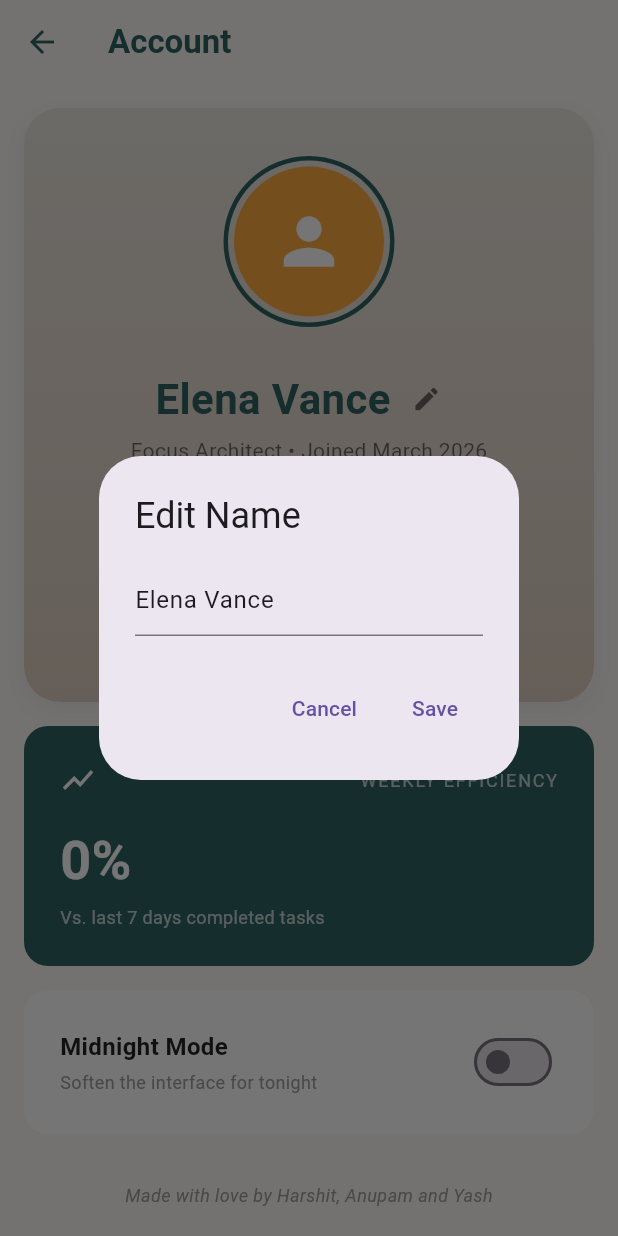
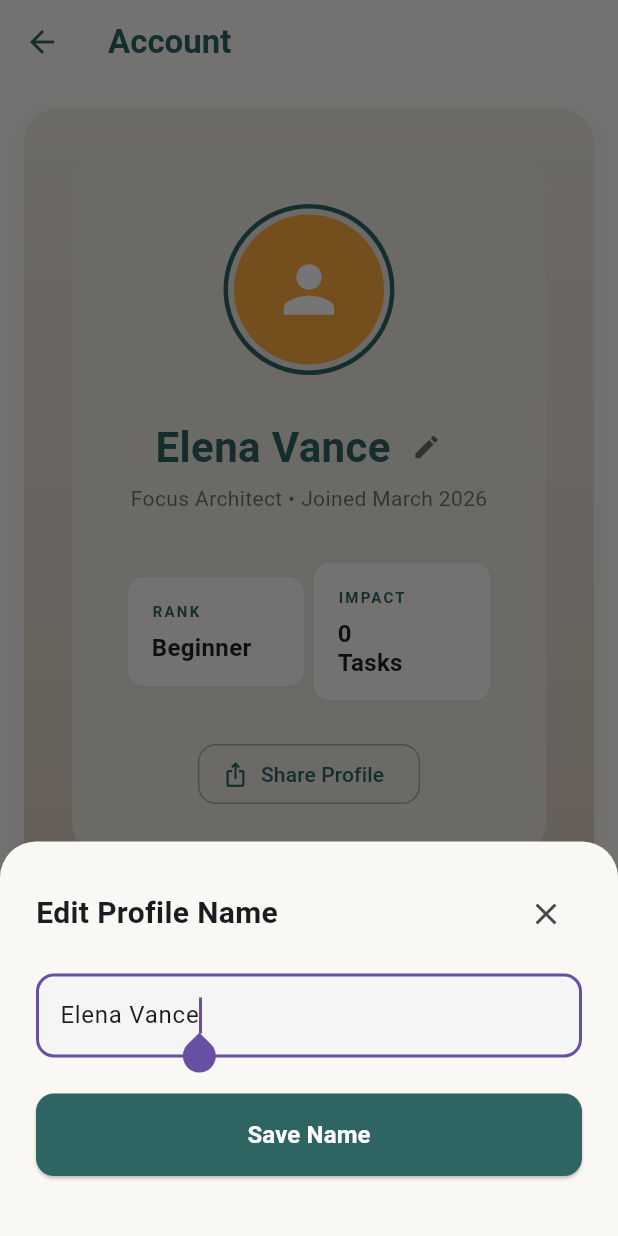
Before and after one commit to Itsharshitgoat/taskMaster, a Flutter app: the ProfileScreen screen opened directly, after a tap on the "edit" icon, on a phone screen of 412 x 824 dp. Run offline on Flutter 3.47's test engine with Material 3 defaults, Android fonts, the phone set to English and light mode, and no system bars; drawn by our look-alikes of screenshot; our stand-ins replace flutter_svg, image_picker, share_plus, shared_preferences, sqflite; accounts and stored records are empty.

Commit message:
Add screenshot sharing, edit name modal, and more custom features
1. Modified Profile Screen to include "Edit Name" as a custom bottom sheet instead of a basic AlertDialog.
2. Added screenshot sharing to the profile card, integrating `screenshot`, `path_provider`, and `share_plus` packages to allow sharing a PNG version of the user profile.
3. Updated project dependencies accordingly.

Co-authored-by: Itsharshitgoat <200472906+Itsharshitgoat@users.noreply.github.com>

```diff
--- a/lib/screens/profile_screen.dart
+++ b/lib/screens/profile_screen.dart
@@ -3,12 +3,22 @@ import 'package:flutter/material.dart';
 import 'package:provider/provider.dart';
 import 'package:intl/intl.dart';
 import 'package:image_picker/image_picker.dart';
+import 'package:screenshot/screenshot.dart';
+import 'package:path_provider/path_provider.dart';
+import 'package:share_plus/share_plus.dart';
 import '../providers/theme_provider.dart';
 import '../providers/user_provider.dart';
 import '../providers/task_provider.dart';
 
-class ProfileScreen extends StatelessWidget {
+class ProfileScreen extends StatefulWidget {
   const ProfileScreen({Key? key}) : super(key: key);
+
+  @override
+  State<ProfileScreen> createState() => _ProfileScreenState();
+}
+
+class _ProfileScreenState extends State<ProfileScreen> {
+  final ScreenshotController _screenshotController = ScreenshotController();
 
   String _getRank(int completedTasks) {
     if (completedTasks < 5) return 'Beginner';
@@ -34,33 +44,83 @@ class ProfileScreen extends StatelessWidget {
 
   void _editName(BuildContext context, UserProvider userProvider) {
     final controller = TextEditingController(text: userProvider.userName);
-    showDialog(
+    showModalBottomSheet(
       context: context,
+      isScrollControlled: true,
+      backgroundColor: Colors.transparent,
       builder: (context) {
-        return AlertDialog(
-          title: const Text('Edit Name'),
-          content: TextField(
+        return Container(
+          padding: EdgeInsets.only(
+            bottom: MediaQuery.of(context).viewInsets.bottom,
+          ),
+          decoration: BoxDecoration(
+            color: Theme.of(context).scaffoldBackgroundColor,
+            borderRadius: const BorderRadius.vertical(top: Radius.circular(24)),
+          ),
+          child: Padding(
+            padding: const EdgeInsets.all(24.0),
+            child: Column(
+              mainAxisSize: MainAxisSize.min,
+              crossAxisAlignment: CrossAxisAlignment.start,
+              children: [
+                Row(
+                  mainAxisAlignment: MainAxisAlignment.spaceBetween,
+                  children: [
+                    const Text('Edit Profile Name', style: TextStyle(fontSize: 20, fontWeight: FontWeight.bold)),
+                    IconButton(icon: const Icon(Icons.close), onPressed: () => Navigator.pop(context)),
+                  ],
+                ),
+                const SizedBox(height: 16),
+                TextField(
                   controller: controller,
-            decoration: const InputDecoration(hintText: 'Enter your name'),
+                  decoration: InputDecoration(
+                    hintText: 'Enter your name',
+                    border: OutlineInputBorder(borderRadius: BorderRadius.circular(12)),
+                    filled: true,
+                    fillColor: Theme.of(context).brightness == Brightness.dark ? const Color(0xFF1E293B) : Colors.grey.shade100,
                   ),
-          actions: [
-            TextButton(
-              onPressed: () => Navigator.pop(context),
-              child: const Text('Cancel'),
+                  autofocus: true,
+                  textCapitalization: TextCapitalization.words,
                 ),
-            TextButton(
+                const SizedBox(height: 24),
+                SizedBox(
+                  width: double.infinity,
+                  child: ElevatedButton(
                     onPressed: () {
                       if (controller.text.trim().isNotEmpty) {
                         userProvider.updateUserName(controller.text.trim());
                       }
                       Navigator.pop(context);
                     },
-              child: const Text('Save'),
-            )
+                    style: ElevatedButton.styleFrom(
+                      padding: const EdgeInsets.symmetric(vertical: 16),
+                      backgroundColor: Theme.of(context).brightness == Brightness.dark ? const Color(0xFF4FA8A4) : const Color(0xFF2E6562),
+                      shape: RoundedRectangleBorder(borderRadius: BorderRadius.circular(12)),
+                    ),
+                    child: const Text('Save Name', style: TextStyle(color: Colors.white, fontSize: 16, fontWeight: FontWeight.bold)),
+                  ),
+                ),
+                const SizedBox(height: 16),
               ],
+            ),
+          ),
         );
       }
     );
+  }
+
+  Future<void> _shareProfile() async {
+    try {
+      final image = await _screenshotController.capture();
+      if (image != null) {
+        final directory = await getTemporaryDirectory();
+        final imagePath = await File('${directory.path}/profile.png').create();
+        await imagePath.writeAsBytes(image);
+        await Share.shareXFiles([XFile(imagePath.path)], text: 'Check out my Task Master profile!');
+      }
+    } catch (e) {
+      debugPrint("Error sharing profile: $e");
+    }
   }
 
   @override
@@ -106,6 +166,17 @@ class ProfileScreen extends StatelessWidget {
                 ),
                 child: Column(
                   children: [
+                    Screenshot(
+                      controller: _screenshotController,
+                      child: Container(
+                        width: double.infinity,
+                        padding: const EdgeInsets.all(32),
+                        decoration: BoxDecoration(
+                          color: isDark ? const Color(0xFF1E293B) : const Color(0xFFEBE6DF),
+                          borderRadius: BorderRadius.circular(24),
+                        ),
+                        child: Column(
+                          children: [
                             GestureDetector(
                               onTap: () => _pickImage(userProvider),
                               child: Container(
@@ -138,7 +209,22 @@ class ProfileScreen extends StatelessWidget {
                                 _buildStatBox('RANK', rank, isDark),
                                 _buildStatBox('IMPACT', '$totalTasksCount\nTasks', isDark),
                               ],
+                            ),
+                            const SizedBox(height: 24),
+                            OutlinedButton.icon(
+                              onPressed: _shareProfile,
+                              icon: const Icon(Icons.ios_share),
+                              label: const Text('Share Profile'),
+                              style: OutlinedButton.styleFrom(
+                                foregroundColor: isDark ? Colors.white : const Color(0xFF2E6562),
+                                side: BorderSide(color: isDark ? Colors.white38 : Colors.black26),
+                                shape: RoundedRectangleBorder(borderRadius: BorderRadius.circular(12)),
+                              ),
                             )
+                          ],
+                        ),
+                      ),
+                    ),
                   ],
                 ),
               ),
--- a/pubspec.yaml
+++ b/pubspec.yaml
@@ -39,10 +39,12 @@ dependencies:
   provider: ^6.0.5
   flutter_svg: ^2.0.10
   intl: ^0.20.2
-  path_provider: ^2.1.4
+  path_provider: ^2.1.5
   uuid: ^4.4.0
   path: ^1.9.1
   image_picker: ^1.2.1
+  screenshot: ^3.0.0
+  share_plus: ^12.0.1
 
 dev_dependencies:
   flutter_test:
```
Also changed, not shown: pubspec.lock. Lines whose indentation alone changed are shown as unchanged.
